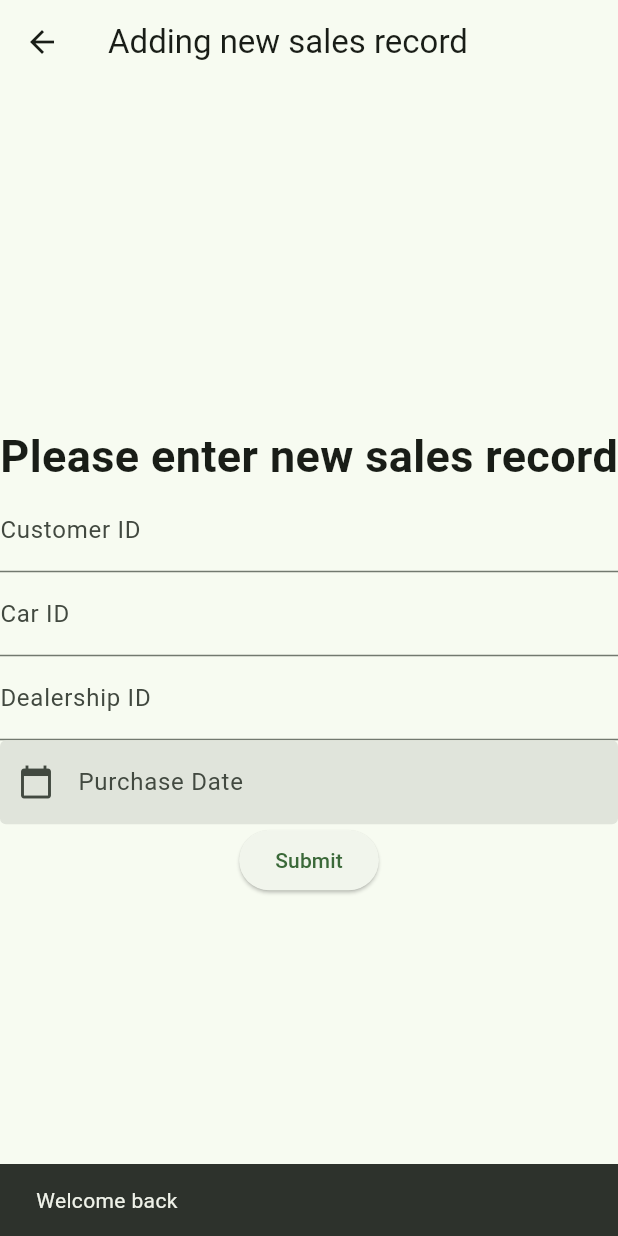
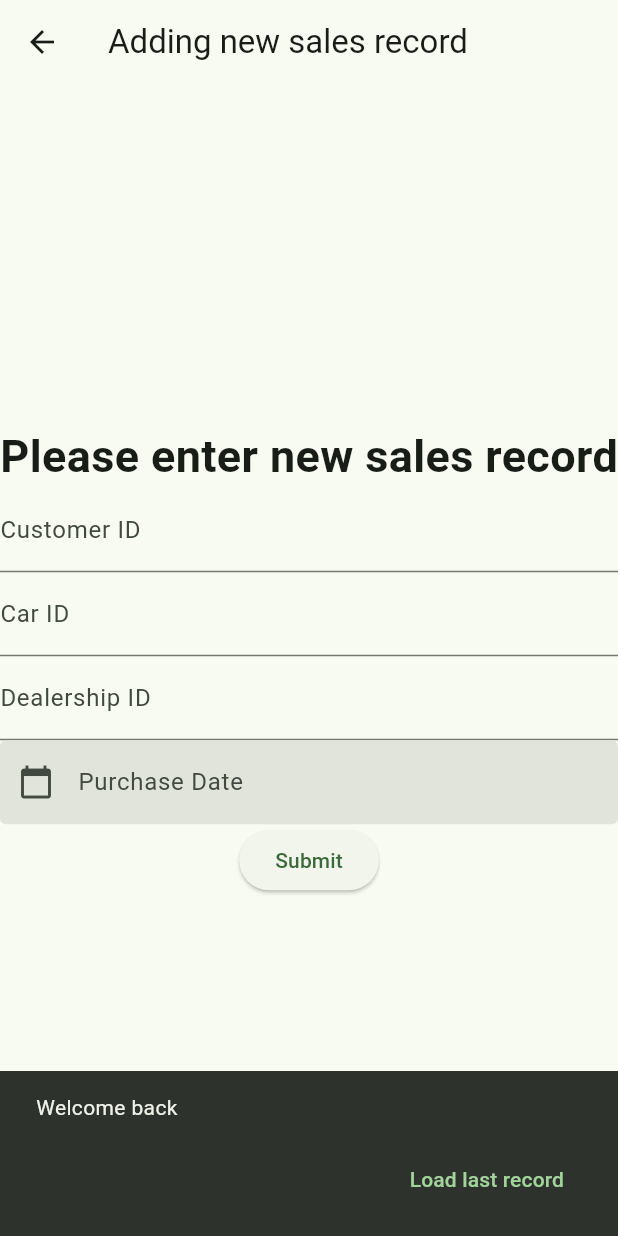
Before and after one commit to LavaLamp4708/mgi_final, a Flutter app: the AddingSalesPage screen opened by its route, on a phone screen of 412 x 824 dp. Run offline on Flutter 3.47's test engine with Material 3 defaults, Android fonts, the phone set to English and light mode, and no system bars; our stand-ins replace floor, sqflite; missing offline and left inert: encrypted_shared_preferences, lab2; accounts and stored records are empty; generated files the repository leaves out were written again.

Commit message:
snack reloading last record added

```diff
--- a/lib/addingSalesPage.dart
+++ b/lib/addingSalesPage.dart
@@ -24,13 +24,16 @@ class AddingSalesPageState extends State<AddingSalesPage> {
     WidgetsBinding.instance.addPostFrameCallback((_) {
       final snackBar = SnackBar(
         content: Text('Welcome back'),
+          action:SnackBarAction( label:'Load last record', onPressed: (){
+            loadData();
+          })
       );
       ScaffoldMessenger.of(context).showSnackBar(snackBar);
     });
     $FloorMGIFinalDatabase.databaseBuilder('app_database.db').build().then((database) {
       my_salesDAO = database.salesDAO;
     });
-    loadData();
+
   }
 
   Future<void> loadData() async{
```
